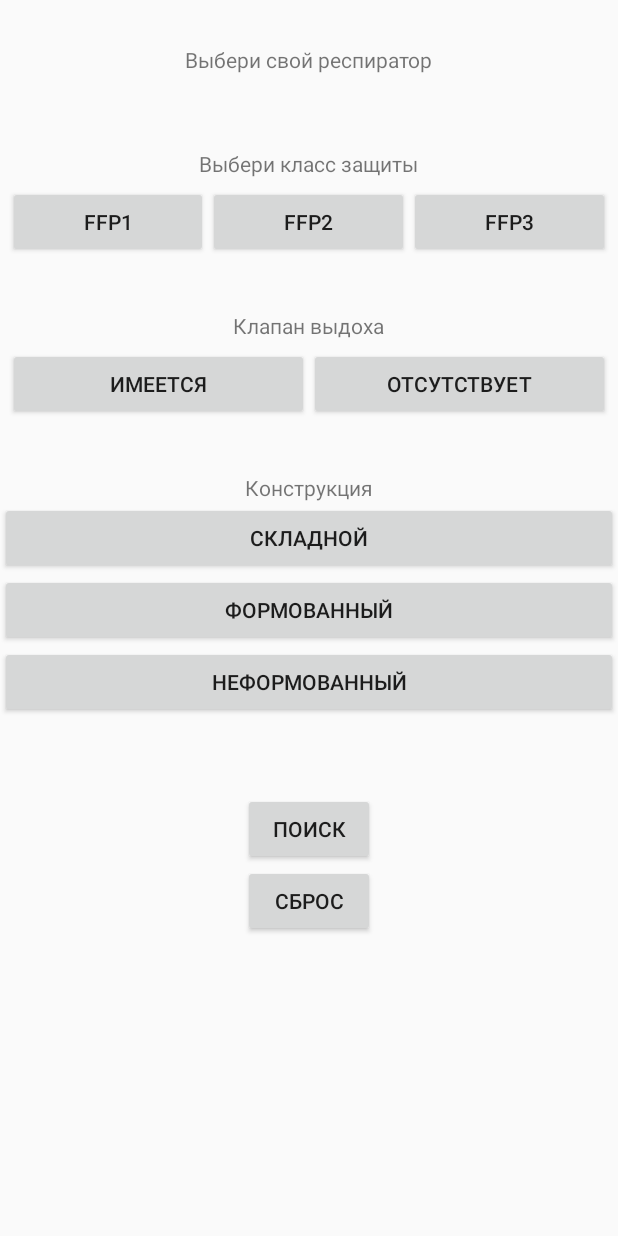
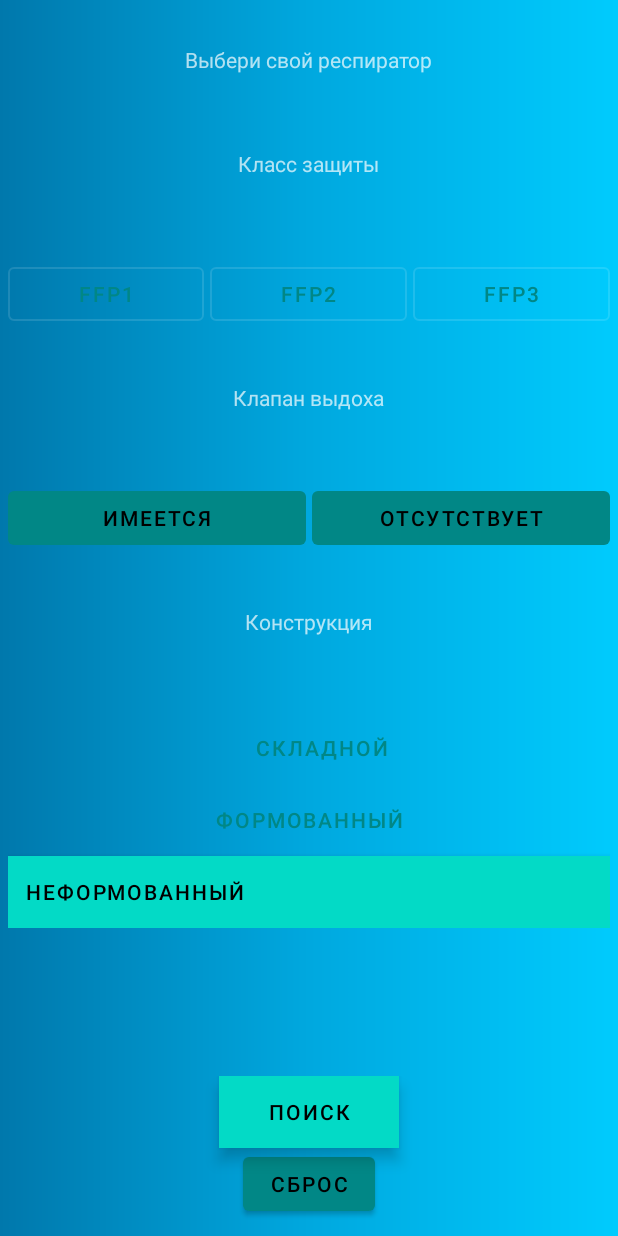
Before and after one commit to Mikhailmoor74/ChoseYourSiz, an Android app: the layout activity_main.xml on its own in the app's theme, with its tools: preview values and no code run, on a phone screen of 412 x 824 dp. Run offline under Robolectric (Android 15) with nearby library versions, the phone set to English and light mode, and no system bars.

Commit message:
Начал делать дизайн

```diff
--- a/app/build.gradle
+++ b/app/build.gradle
@@ -38,4 +38,6 @@ dependencies {
     implementation "androidx.room:room-runtime:$room_version"
     annotationProcessor "androidx.room:room-compiler:$room_version"
 
+    implementation 'com.google.android.material:material:1.3.0-alpha03'
+
 }
--- a/app/src/main/res/layout/activity_main.xml
+++ b/app/src/main/res/layout/activity_main.xml
@@ -4,6 +4,7 @@
     xmlns:tools="http://schemas.android.com/tools"
     android:layout_width="match_parent"
     android:layout_height="match_parent"
+    android:background="@drawable/backgroundmainactivity"
     tools:context=".MainActivity">
 
     <LinearLayout
@@ -31,17 +32,17 @@
         <TextView
             android:layout_width="wrap_content"
             android:layout_height="wrap_content"
-            android:text="Выбери класс защиты">
+            android:text="Класс защиты">
 
         </TextView>
     </LinearLayout>
 
     <LinearLayout
+        android:id="@+id/defendButtonsLine"
         android:layout_width="match_parent"
         android:layout_height="wrap_content"
-        android:layout_centerHorizontal="true"
-        android:id="@+id/defendButtonsLine"
         android:layout_below="@id/defendClassLine"
+        android:layout_marginTop="48dp"
         android:padding="5dp">
 
         <Button
@@ -49,23 +50,29 @@
             android:layout_width="wrap_content"
             android:layout_height="wrap_content"
             android:layout_weight="1"
+            android:layout_marginEnd="4dp"
+            style="@style/Buttons"
             android:text="FFP1">
 
         </Button>
 
         <Button
+            android:id="@+id/ffp2Button"
             android:layout_width="wrap_content"
             android:layout_height="wrap_content"
-            android:id="@+id/ffp2Button"
             android:layout_weight="1"
+            android:layout_marginEnd="4dp"
+            style="@style/Buttons"
             android:text="FFP2">
 
         </Button>
+
         <Button
+            android:id="@+id/ffp3Button"
             android:layout_width="wrap_content"
             android:layout_height="wrap_content"
-            android:id="@+id/ffp3Button"
             android:layout_weight="1"
+            style="@style/Buttons"
             android:text="FFP3">
 
         </Button>
@@ -88,27 +95,31 @@
     </LinearLayout>
 
     <LinearLayout
+        android:id="@+id/clapanButtonsLine"
         android:layout_width="match_parent"
         android:layout_height="wrap_content"
-        android:layout_centerHorizontal="true"
-        android:id="@+id/clapanButtonsLine"
         android:layout_below="@id/clapanLine"
+        android:layout_marginTop="41dp"
         android:padding="5dp">
 
         <Button
+            android:id="@+id/yesButton"
             android:layout_width="match_parent"
             android:layout_height="wrap_content"
             android:layout_weight="1"
-            android:id="@+id/yesButton"
+            android:layout_marginEnd="2dp"
+            style="@style/AnotherButtons"
             android:text="Имеется">
 
         </Button>
 
         <Button
+            android:id="@+id/noButton"
             android:layout_width="match_parent"
             android:layout_height="wrap_content"
             android:layout_weight="1"
-            android:id="@+id/noButton"
+            android:layout_marginStart="2dp"
+            style="@style/AnotherButtons"
             android:text="Отсутствует">
 
         </Button>
@@ -133,68 +144,71 @@
     </LinearLayout>
 
     <LinearLayout
+        android:id="@+id/constructionButtons"
         android:layout_width="match_parent"
         android:layout_height="wrap_content"
-        android:id="@+id/constructionButtons"
-        android:layout_centerHorizontal="true"
         android:layout_below="@id/constructionLine"
-        android:orientation="vertical">
+        android:layout_marginTop="45dp"
+        android:orientation="vertical"
+        android:padding="5dp">
 
         <Button
+            android:id="@+id/skladnoiButton"
             android:layout_width="match_parent"
             android:layout_height="wrap_content"
-            android:id="@+id/skladnoiButton"
-            android:text="Складной"
-            android:layout_gravity="center_horizontal">
+            android:layout_gravity="center_horizontal"
+            style="@style/AnotherButtonsTwo"
+            android:text="Складной">
 
         </Button>
 
         <Button
+            android:id="@+id/formovoiButton"
             android:layout_width="match_parent"
             android:layout_height="wrap_content"
-            android:id="@+id/formovoiButton"
-            android:text="Формованный"
-            android:layout_gravity="center_horizontal">
+            android:layout_gravity="center_horizontal"
+            style="@style/AnotherButtonsThree"
+            android:text="Формованный">
 
         </Button>
 
         <Button
+            android:id="@+id/neformovoiButton"
             android:layout_width="match_parent"
             android:layout_height="wrap_content"
-            android:id="@+id/neformovoiButton"
-            android:text="Неформованный"
-            android:layout_gravity="center_horizontal">
+            android:layout_gravity="center_horizontal"
+            style="@style/AnotherButtonsFour"
+            android:text="Неформованный">
 
         </Button>
 
     </LinearLayout>
 
     <LinearLayout
+        android:id="@+id/searchLine"
         android:layout_width="match_parent"
         android:layout_height="wrap_content"
-        android:id="@+id/searchLine"
-        android:layout_centerHorizontal="true"
         android:layout_below="@id/constructionButtons"
-        android:orientation="vertical"
-        android:layout_marginTop="50dp">
+        android:layout_marginTop="93dp"
+        android:orientation="vertical">
 
         <Button
+            android:id="@+id/searchButton"
             android:layout_width="wrap_content"
             android:layout_height="wrap_content"
-            android:id="@+id/searchButton"
-            android:text="Поиск"
-            android:onClick="searchNewButton"
-            android:layout_gravity="center_horizontal">
+            android:layout_gravity="center_horizontal"
+            style="@style/Widget.MaterialComponents.ExtendedFloatingActionButton"
+            android:text="Поиск">
 
         </Button>
 
         <Button
+            android:id="@+id/testing_button"
             android:layout_width="wrap_content"
             android:layout_height="wrap_content"
-            android:id="@+id/testing_button"
-            android:text="Сброс"
+            android:layout_gravity="center_horizontal"
             android:onClick="startTest"
-            android:layout_gravity="center_horizontal">
+            android:text="Сброс">
 
         </Button>
 
--- a/app/src/main/res/layout/activity_next.xml
+++ b/app/src/main/res/layout/activity_next.xml
@@ -8,6 +8,7 @@
 
     <androidx.recyclerview.widget.RecyclerView
         android:id="@+id/recyclerView"
+        android:background="@drawable/backgroundmainactivity"
         android:layout_width="match_parent"
         android:layout_height="match_parent"
         android:scrollbars="vertical"
--- a/app/src/main/res/layout/resp_card.xml
+++ b/app/src/main/res/layout/resp_card.xml
@@ -3,7 +3,9 @@
     android:layout_width="match_parent"
     android:layout_height="wrap_content"
     xmlns:app="http://schemas.android.com/apk/res-auto"
-    app:cardCornerRadius="4dp"
+    app:cardCornerRadius="6dp"
+    app:cardBackgroundColor="@color/colorBackgroundCard"
+
     android:layout_margin="4dp">
 
     <RelativeLayout
@@ -25,6 +27,7 @@
             android:text="Название респиратора"
             android:textSize="20sp"
             android:textStyle="bold"
+            android:layout_marginTop="20dp"
             android:layout_alignParentTop="true"
             android:layout_toEndOf="@id/respiratorImageView">
         </TextView>
--- a/app/src/main/res/values/colors.xml
+++ b/app/src/main/res/values/colors.xml
@@ -3,4 +3,7 @@
     <color name="colorPrimary">#6200EE</color>
     <color name="colorPrimaryDark">#3700B3</color>
     <color name="colorAccent">#03DAC5</color>
+
+
+    <color name="colorBackgroundCard">#1A6EFF</color>
 </resources>
--- a/app/src/main/res/values/styles.xml
+++ b/app/src/main/res/values/styles.xml
@@ -1,10 +1,30 @@
 <resources>
     <!-- Base application theme. -->
-    <style name="AppTheme" parent="Theme.AppCompat.Light.DarkActionBar">
+    <style name="AppTheme" parent="Theme.MaterialComponents.NoActionBar">
         <!-- Customize your theme here. -->
-        <item name="colorPrimary">@color/colorPrimary</item>
+        <item name="colorPrimary">@color/design_default_color_secondary_variant</item>
         <item name="colorPrimaryDark">@color/colorPrimaryDark</item>
         <item name="colorAccent">@color/colorAccent</item>
     </style>
 
+    <style name="Buttons" parent="Widget.MaterialComponents.Button.OutlinedButton">
+        <item name="colorPrimary">@color/design_default_color_secondary_variant</item>
+    </style>
+
+    <style name="AnotherButtons" parent="Widget.MaterialComponents.Button.UnelevatedButton">
+        <item name="colorPrimary">@color/design_default_color_secondary_variant</item>
+    </style>
+
+    <style name="AnotherButtonsTwo" parent="Widget.MaterialComponents.Button.TextButton.Dialog">
+        <item name="colorPrimary">@color/design_default_color_secondary_variant</item>
+    </style>
+
+    <style name="AnotherButtonsThree" parent="Widget.MaterialComponents.Button.TextButton.Dialog.Flush">
+        <item name="colorPrimary">@color/design_default_color_secondary_variant</item>
+    </style>
+
+    <style name="AnotherButtonsFour" parent="Widget.MaterialComponents.ExtendedFloatingActionButton.Icon">
+        <item name="colorPrimary">@color/design_default_color_secondary_variant</item>
+    </style>
+
 </resources>
```
Also changed, not shown: app/src/main/res/drawable-v24/backgroundmainactivity.png (added).
